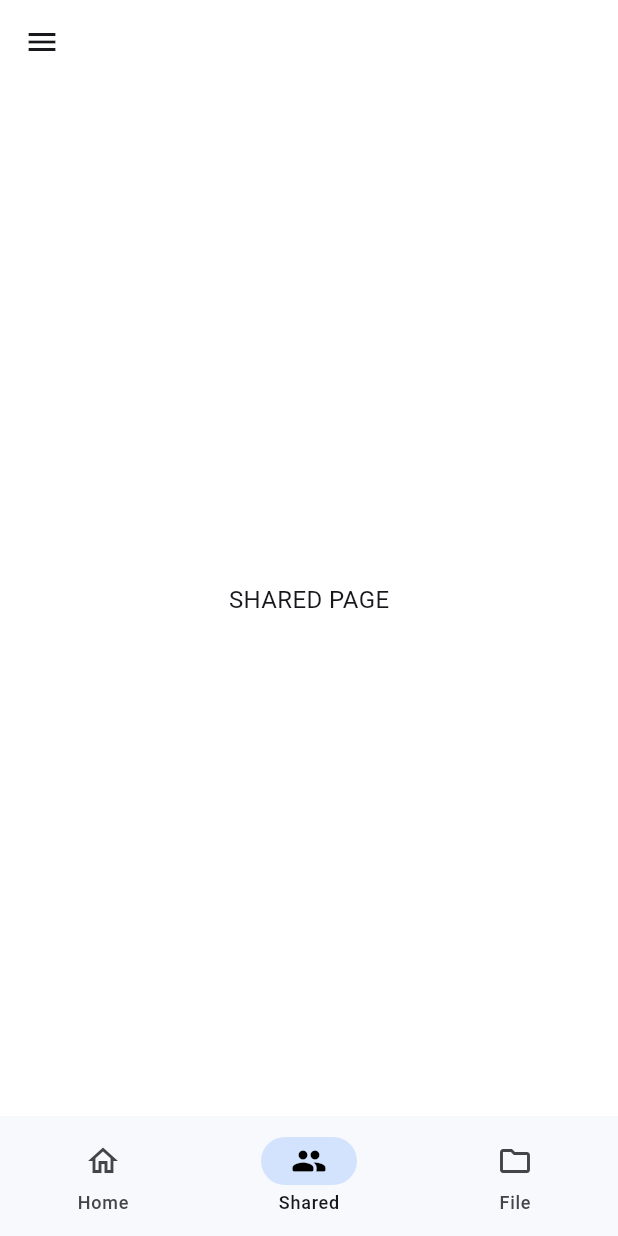
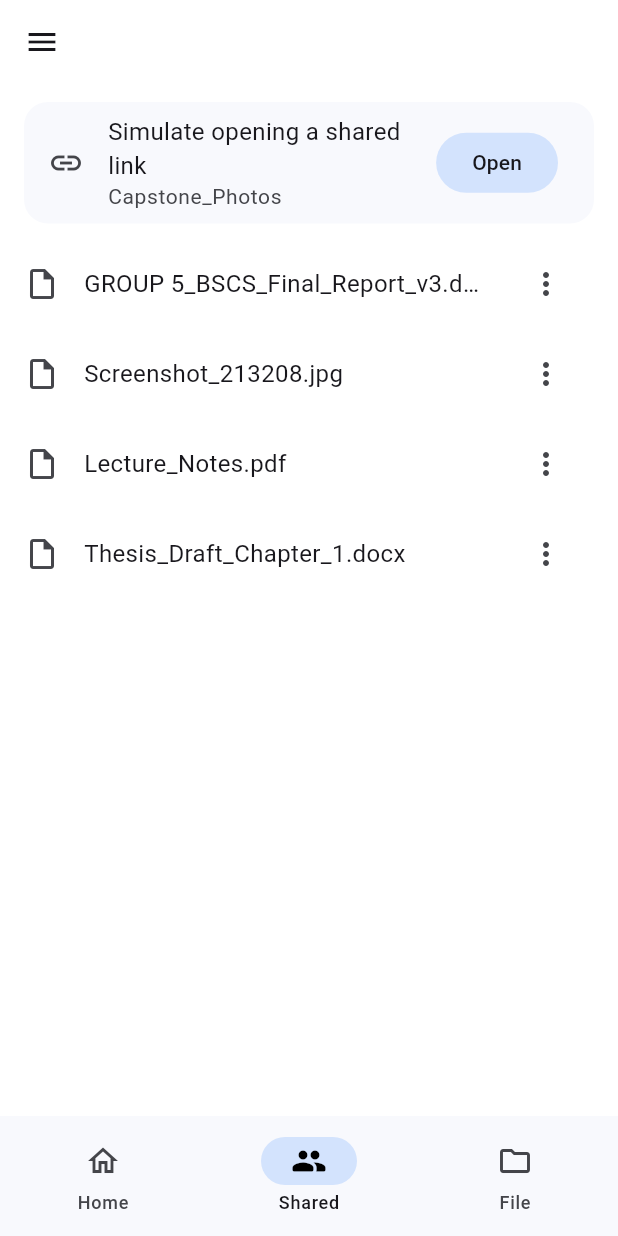
Before and after one commit to librariez/GDrive-Reinvented-Prototype, a Flutter app: the screen it shows after launch, item 2 of the bottom bar chosen, on a phone screen of 412 x 824 dp. Run offline on Flutter 3.47's test engine with Material 3 defaults, Android fonts, the phone set to English and light mode, and no system bars; our stand-ins replace material_ui; Roboto replaces fonts that are missing (GoogleSans).

Commit message:
feat: shared and recents cleanup flow

```diff
--- /dev/null
+++ b/lib/flows/shared_link_flow.dart
@@ -0,0 +1,26 @@
+import 'package:material_ui/material_ui.dart';
+import 'package:provider/provider.dart';
+import '../pages/link_preview_page.dart';
+import '../standins/app_state.dart';
+
+const kSampleLinkItemId = 'link-folder-1';
+const kSharedTabIndex = 1;
+
+Future<void> openSharedLink(
+  BuildContext context, {
+  String itemId = kSampleLinkItemId,
+}) async {
+  final state = context.read<AppState>();
+  final navigator = Navigator.of(context);
+  final messenger = ScaffoldMessenger.of(context);
+
+  state.simulateOpenSharedLink(itemId);
+  await navigator.push(
+    MaterialPageRoute(builder: (_) => LinkPreviewPage(itemId: itemId)),
+  );
+
+  state.setTab(kSharedTabIndex);
+  messenger
+    ..clearSnackBars()
+    ..showSnackBar(const SnackBar(content: Text('Added to Shared')));
+}
--- a/lib/main.dart
+++ b/lib/main.dart
@@ -1,12 +1,19 @@
 import 'package:material_ui/material_ui.dart';
+import 'package:provider/provider.dart';
 import 'theme/app_theme.dart';
 import 'pages/files.dart';
 import 'pages/recent.dart';
 import 'pages/shared.dart';
 import 'pages/uploads.dart';
+import 'standins/app_state.dart';
 
 void main() {
-  runApp(const GDrive());
+  runApp(
+    ChangeNotifierProvider(
+      create: (_) => AppState(),
+      child: const GDrive(),
+    ),
+  );
 }
 
 class GDrive extends StatelessWidget {
@@ -29,16 +36,9 @@ class HomePage extends StatefulWidget {
   State<HomePage> createState() => _HomePageState();
 }
 class _HomePageState extends State<HomePage> {
-  int pageIndex = 0;
-
-  void _onItemTapped(int index) {
-    setState(() {
-      pageIndex = index;
-    });
-  }
-
   @override
   Widget build(BuildContext context) {
+    final state = context.watch<AppState>();
     return Scaffold(
       appBar: AppBar(
         leading: Builder(
@@ -53,11 +53,11 @@ class _HomePageState extends State<HomePage> {
         ),
       ),
       body: IndexedStack(
-        index: pageIndex,
+        index: state.currentTabIndex,
         children: const [
-          Center(child: Text('HOME PAGE')), //0
-          SharedPage(),//1
-          FilePage(), //2
+          Center(child: Text('HOME PAGE')), // 0
+          SharedPage(), // 1
+          FilePage(), // 2
         ],
       ),
       drawer: Drawer(
@@ -140,10 +140,8 @@ class _HomePageState extends State<HomePage> {
         ),
       ),
       bottomNavigationBar: NavigationBar(
-        selectedIndex: pageIndex < 3 ? pageIndex : 0,
-        onDestinationSelected: (int index) {
-          _onItemTapped(index);
-        },
+        selectedIndex: state.currentTabIndex < 3 ? state.currentTabIndex : 0,
+        onDestinationSelected: state.setTab,
         destinations: const [
           NavigationDestination(
             icon: Icon(Icons.home_outlined),
--- a/lib/pages/recent.dart
+++ b/lib/pages/recent.dart
@@ -1,5 +1,5 @@
 import 'package:material_ui/material_ui.dart';
-import '../theme/app_theme.dart';
+import 'recents_page.dart';
 
 class RecentPage extends StatefulWidget {
   const RecentPage({super.key});
@@ -20,9 +20,7 @@ class _RecentPageState extends State<RecentPage> {
           },
         ),
       ),
-
-      body: Center
-      (child: Text('RECENT PAGE'),),
+      body: const RecentsPage(),
     );
   }
 }
--- a/lib/pages/shared.dart
+++ b/lib/pages/shared.dart
@@ -1,5 +1,10 @@
 import 'package:material_ui/material_ui.dart';
-import '../theme/app_theme.dart';
+import '../widgets/shared_link_card.dart';
+import '../widgets/cleanup_item_list.dart';
+import '../widgets/item_actions_sheet.dart';
+import '../standins/app_state.dart';
+import 'package:provider/provider.dart';
+
 class SharedPage extends StatefulWidget {
   const SharedPage({super.key});
 
@@ -10,6 +15,18 @@ class SharedPage extends StatefulWidget {
 class _SharedPageState extends State<SharedPage> {
   @override
   Widget build(BuildContext context) {
-    return const Center(child: Text('SHARED PAGE'));
+    final items = context.watch<AppState>().sharedItems;
+    return Column(
+      children: [
+        const SharedLinkCard(),
+        Expanded(
+          child: CleanupItemList(
+            items: items,
+            source: MenuSource.shared,
+            emptyMessage: 'Nothing shared with you yet',
+          ),
+        ),
+      ],
+    );
   }
 }
--- /dev/null
+++ b/lib/pages/shared_page.dart
@@ -0,0 +1,27 @@
+import 'package:material_ui/material_ui.dart';
+import 'package:provider/provider.dart';
+import '../standins/app_state.dart';
+import '../widgets/cleanup_item_list.dart';
+import '../widgets/item_actions_sheet.dart';
+import '../widgets/shared_link_card.dart';
+
+class SharedPage extends StatelessWidget {
+  const SharedPage({super.key});
+
+  @override
+  Widget build(BuildContext context) {
+    final items = context.watch<AppState>().sharedItems;
+    return Column(
+      children: [
+        const SharedLinkCard(),
+        Expanded(
+          child: CleanupItemList(
+            items: items,
+            source: MenuSource.shared,
+            emptyMessage: 'Nothing shared with you yet',
+          ),
+        ),
+      ],
+    );
+  }
+}
--- /dev/null
+++ b/lib/standins/app_state.dart
@@ -0,0 +1,126 @@
+import 'package:flutter/foundation.dart';
+import 'mock_file_item.dart';
+
+class AppState extends ChangeNotifier {
+  AppState() {
+    files = _seed();
+  }
+
+  late List<MockFileItem> files;
+  bool isGridView = false;
+  int currentTabIndex = 0;
+  bool showHiddenShared = false;
+
+  static List<MockFileItem> _seed() => [
+        MockFileItem(
+          id: '1',
+          name: 'GROUP 5_BSCS_Final_Report_v3.docx',
+          sizeMb: 4,
+          isShared: true,
+          isRecent: true,
+        ),
+        MockFileItem(
+          id: '2',
+          name: 'Screenshot_213208.jpg',
+          sizeMb: 2,
+          isShared: true,
+          isRecent: true,
+        ),
+        MockFileItem(
+          id: '3',
+          name: 'Project_Video_Final.mp4',
+          sizeMb: 80,
+          isRecent: true,
+        ),
+        MockFileItem(
+          id: '4',
+          name: 'Lecture_Notes.pdf',
+          sizeMb: 6,
+          isShared: true,
+        ),
+        MockFileItem(
+          id: '5',
+          name: 'Thesis_Draft_Chapter_1.docx',
+          sizeMb: 3,
+          isShared: true,
+          isRecent: true,
+        ),
+        MockFileItem(
+          id: 'link-folder-1',
+          name: 'Capstone_Photos',
+          type: 'folder',
+          sizeMb: 0,
+        ),
+      ];
+
+  void setTab(int index) {
+    currentTabIndex = index;
+    notifyListeners();
+  }
+
+  void toggleGrid() {
+    isGridView = !isGridView;
+    notifyListeners();
+  }
+
+  void resetDemo() {
+    files = _seed();
+    showHiddenShared = false;
+    notifyListeners();
+  }
+
+  List<MockFileItem> get sharedItems => files
+      .where((f) => f.isShared && (showHiddenShared || !f.isHidden))
+      .toList();
+
+  List<MockFileItem> get recentItems =>
+      files.where((f) => f.isRecent).toList();
+
+  MockFileItem? _find(String id) {
+    final i = files.indexWhere((f) => f.id == id);
+    return i == -1 ? null : files[i];
+  }
+
+  void hideFromShared(String id) {
+    final f = _find(id);
+    if (f == null) return;
+    f.isHidden = true;
+    notifyListeners();
+  }
+
+  void restoreToShared(String id) {
+    final f = _find(id);
+    if (f == null) return;
+    f.isHidden = false;
+    notifyListeners();
+  }
+
+  void removeFromRecents(String id) {
+    final f = _find(id);
+    if (f == null) return;
+    f.isRecent = false;
+    notifyListeners();
+  }
+
+  void restoreToRecents(String id) {
+    final f = _find(id);
+    if (f == null) return;
+    f.isRecent = true;
+    notifyListeners();
+  }
+
+  void setShowHiddenShared(bool value) {
+    showHiddenShared = value;
+    notifyListeners();
+  }
+
+  void simulateOpenSharedLink(String id) {
+    final f = _find(id);
+    if (f == null) return;
+    f.isShared = true;
+    f.isHidden = false;
+    f.openedViaLink = true;
+    f.isRecent = true;
+    notifyListeners();
+  }
+}
--- /dev/null
+++ b/lib/standins/file_card.dart
@@ -0,0 +1,64 @@
+import 'package:material_ui/material_ui.dart';
+import 'mock_file_item.dart';
+
+class FileCard extends StatelessWidget {
+  const FileCard({
+    super.key,
+    required this.item,
+    required this.isGridView,
+    this.onMore,
+  });
+
+  final MockFileItem item;
+  final bool isGridView;
+  final VoidCallback? onMore;
+
+  @override
+  Widget build(BuildContext context) {
+    final theme = Theme.of(context);
+    final icon = Icon(
+      item.type == 'folder'
+          ? Icons.folder_outlined
+          : Icons.insert_drive_file_outlined,
+    );
+    final more = IconButton(
+      icon: const Icon(Icons.more_vert),
+      onPressed: onMore,
+    );
+
+    if (isGridView) {
+      return Card(
+        child: Padding(
+          padding: const EdgeInsets.all(12),
+          child: Column(
+            crossAxisAlignment: CrossAxisAlignment.start,
+            children: [
+              Row(
+                mainAxisAlignment: MainAxisAlignment.spaceBetween,
+                children: [icon, more],
+              ),
+              const Spacer(),
+              Text(
+                item.name,
+                maxLines: 1,
+                overflow: TextOverflow.ellipsis,
+                style: theme.textTheme.bodyMedium,
+              ),
+            ],
+          ),
+        ),
+      );
+    }
+
+    return ListTile(
+      leading: icon,
+      title: Text(
+        item.name,
+        maxLines: 1,
+        overflow: TextOverflow.ellipsis,
+        style: theme.textTheme.bodyMedium,
+      ),
+      trailing: more,
+    );
+  }
+}
--- /dev/null
+++ b/lib/standins/mock_file_item.dart
@@ -0,0 +1,22 @@
+class MockFileItem {
+  MockFileItem({
+    required this.id,
+    required this.name,
+    this.type = 'file',
+    this.sizeMb = 1,
+    this.isShared = false,
+    this.isRecent = false,
+    this.isHidden = false,
+    this.openedViaLink = false,
+  });
+
+  final String id;
+  final String name;
+  final String type;
+  final int sizeMb;
+
+  bool isShared;
+  bool isRecent;
+  bool isHidden;
+  bool openedViaLink;
+}
--- /dev/null
+++ b/lib/widgets/cleanup_item_list.dart
@@ -0,0 +1,62 @@
+import 'package:material_ui/material_ui.dart';
+import 'package:provider/provider.dart';
+import '../standins/app_state.dart';
+import '../standins/file_card.dart';
+import '../standins/mock_file_item.dart';
+import 'item_actions_sheet.dart';
+
+class CleanupItemList extends StatelessWidget {
+  const CleanupItemList({
+    super.key,
+    required this.items,
+    required this.source,
+    required this.emptyMessage,
+  });
+
+  final List<MockFileItem> items;
+  final MenuSource source;
+  final String emptyMessage;
+
+  @override
+  Widget build(BuildContext context) {
+    final theme = Theme.of(context);
+    final isGrid = context.watch<AppState>().isGridView;
+
+    if (items.isEmpty) {
+      return Center(
+        child: Text(
+          emptyMessage,
+          style: theme.textTheme.bodyMedium?.copyWith(
+            color: theme.colorScheme.onSurfaceVariant,
+          ),
+        ),
+      );
+    }
+
+    Widget cardFor(MockFileItem item) => FileCard(
+          item: item,
+          isGridView: isGrid,
+          onMore: () => showItemActionsSheet(context, item, source),
+        );
+
+    if (isGrid) {
+      return GridView.builder(
+        padding: const EdgeInsets.all(16),
+        gridDelegate: const SliverGridDelegateWithFixedCrossAxisCount(
+          crossAxisCount: 2,
+          mainAxisSpacing: 12,
+          crossAxisSpacing: 12,
+        ),
+        itemCount: items.length,
+        itemBuilder: (_, i) => cardFor(items[i]),
+      );
+    }
+
+    return ListView.separated(
+      padding: const EdgeInsets.symmetric(vertical: 8),
+      itemCount: items.length,
+      separatorBuilder: (_, _) => const SizedBox(height: 4),
+      itemBuilder: (_, i) => cardFor(items[i]),
+    );
+  }
+}
--- /dev/null
+++ b/lib/widgets/shared_link_card.dart
@@ -0,0 +1,35 @@
+import 'package:material_ui/material_ui.dart';
+import '../flows/shared_link_flow.dart';
+
+class SharedLinkCard extends StatelessWidget {
+  const SharedLinkCard({super.key});
+
+  @override
+  Widget build(BuildContext context) {
+    final theme = Theme.of(context);
+    return Container(
+      margin: const EdgeInsets.fromLTRB(16, 12, 16, 4),
+      decoration: BoxDecoration(
+        color: theme.colorScheme.surfaceContainer,
+        borderRadius: BorderRadius.circular(16),
+      ),
+      child: ListTile(
+        leading: const Icon(Icons.link),
+        title: Text(
+          'Simulate opening a shared link',
+          style: theme.textTheme.bodyMedium,
+        ),
+        subtitle: Text(
+          'Capstone_Photos',
+          style: theme.textTheme.bodySmall?.copyWith(
+            color: theme.colorScheme.onSurfaceVariant,
+          ),
+        ),
+        trailing: FilledButton(
+          onPressed: () => openSharedLink(context),
+          child: const Text('Open'),
+        ),
+      ),
+    );
+  }
+}
--- a/pubspec.yaml
+++ b/pubspec.yaml
@@ -35,6 +35,7 @@ dependencies:
   # The following adds the Cupertino Icons font to your application.
   # Use with the CupertinoIcons class for iOS style icons.
   cupertino_icons: ^1.0.8
+  provider: ^6.1.5+1
 
 dev_dependencies:
   flutter_test:
```
Also changed, not shown: lib/pages/link_preview_page.dart (added, +58 -0 lines), lib/pages/recents_page.dart (added, +19 -0 lines), lib/ronil_demo.dart (added, +102 -0 lines), lib/widgets/item_actions_sheet.dart (added, +85 -0 lines), pubspec.lock.
